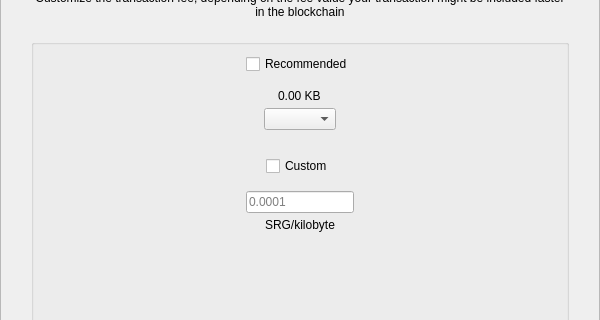
Old version of the form src/qt/surge/forms/sendcustomfeedialog.ui in the repository HunterCanimun/surgeofficial-surge-coin; both pictures show x 0 to 600 and y 90 to 410 of the 600 by 550 pixel window.
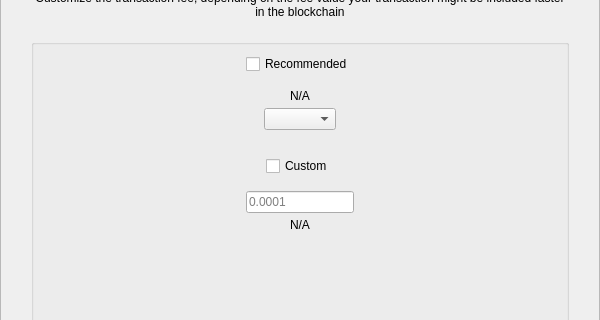
New version of the form.

The edit to the form file:
```diff
--- a/src/qt/surge/forms/sendcustomfeedialog.ui
+++ b/src/qt/surge/forms/sendcustomfeedialog.ui
@@ -224,7 +224,7 @@
            <item alignment="Qt::AlignHCenter">
             <widget class="QLabel" name="labelFee">
              <property name="text">
-              <string>0.00 KB</string>
+              <string notr="true">N/A</string>
              </property>
             </widget>
            </item>
@@ -287,7 +287,7 @@
            <item alignment="Qt::AlignHCenter">
             <widget class="QLabel" name="labelCustomFee">
              <property name="text">
-              <string>SRG/kilobyte</string>
+              <string notr="true">N/A</string>
              </property>
             </widget>
            </item>
```
Left out of the diff: 2 changed lines with no effect on the pictures.
